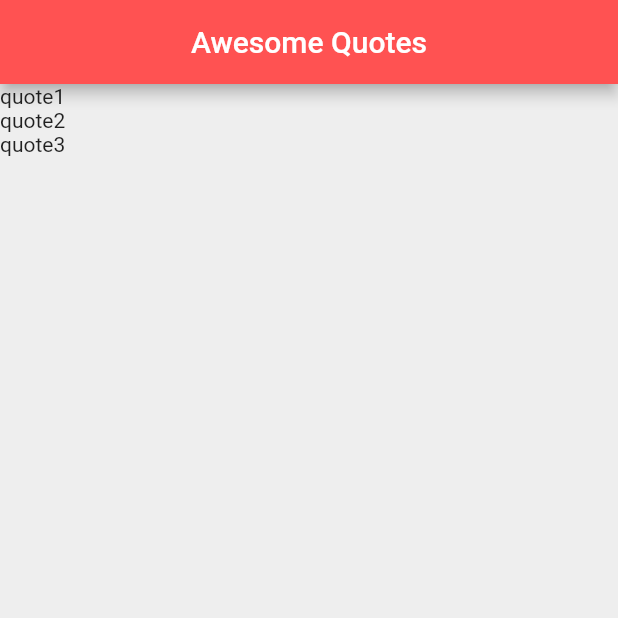
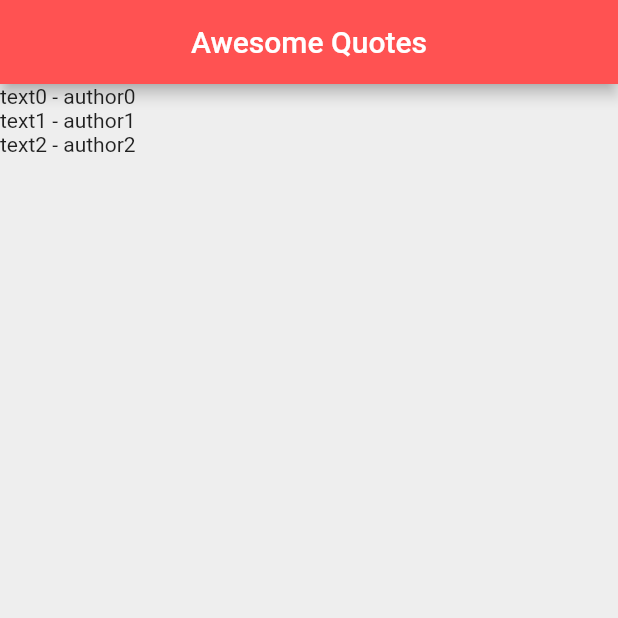
Before and after one commit to Awais-019/flutter_practice, a Flutter app: the screen it shows after launch, on a phone screen of 412 x 824 dp, the top half of it. Run offline on Flutter 3.47's test engine with Material 2 defaults, Android fonts, the phone set to English and light mode, and no system bars.

Commit message:
Custom classes

```diff
--- a/lib/main.dart
+++ b/lib/main.dart
@@ -1,5 +1,6 @@
 import 'package:flutter/material.dart';
 import 'package:flutter/services.dart';
+import 'quote.dart';
 
 void main() {
   runApp(const MaterialApp(
@@ -16,8 +17,10 @@ class QuoteList extends StatefulWidget {
 
 class _QuoteListState extends State<QuoteList> {
 
-  List<String> quotes = [
-    'quote1', 'quote2', 'quote3'
+  List<Quote> quotes = [
+    Quote(text: 'text0', author: 'author0'),
+    Quote(text: "text1", author: "author1"),
+    Quote(text: "text2", author: "author2")
   ];
 
   @override
@@ -30,7 +33,7 @@ class _QuoteListState extends State<QuoteList> {
         backgroundColor: Colors.redAccent,
       ),
       body: Column(
-        children: quotes.map((quote) => Text(quote)).toList(),
+        children: quotes.map((quote) => Text('${quote.text} - ${quote.author}')).toList(),
       ),
     );
   }
--- /dev/null
+++ b/lib/quote.dart
@@ -0,0 +1,6 @@
+class Quote {
+  String text;
+  String author;
+
+  Quote({required this.text, required this.author});
+}
```
